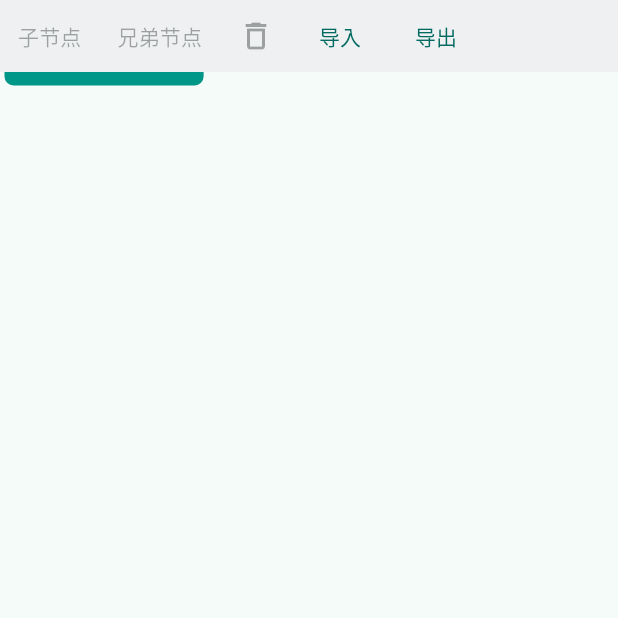
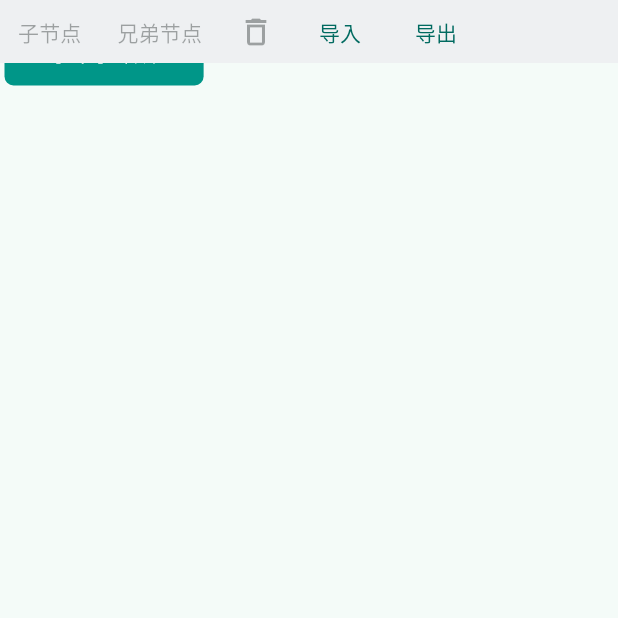
Before and after one commit to qinshah/mind_map_editor, a Flutter app: the screen it shows after launch, after a tap on "导入", on a phone screen of 412 x 824 dp, the top half of it. Run offline on Flutter 3.47's test engine with Material 3 defaults, Android fonts, the phone set to English and light mode, and no system bars; our stand-ins replace share_plus; missing offline and left inert: file_selector.

Commit message:
refactor(editor): 重构编辑器状态管理与视图结构
- 移除顶层 Provider，直接在 EditorView 中初始化 EditorNotifier
- 新增 MyTCntlr 类用于自定义变换控制逻辑
- 优化 EditorHub 的构建逻辑与参数传递
- 更新 EditorView 中的 InteractiveViewer 配置与边界处理
- 调整 EditorNotifier 中的尺寸更新逻辑，使用 addPostFrameCallback
- 修改 MindMapCntlr 在编辑完成时通知监听者
- 统一 NodeWidget 构建方式，调整相关类型定义
- 优化 EditorHub 中顶部工具栏的高度设置与定位
- 更新 EditorNotifier 中的 TransformationController 实例类型
- 调整 EditorView 中的 MultiProvider 结构以支持多状态共享

```diff
--- a/lib/app.dart
+++ b/lib/app.dart
@@ -1,7 +1,5 @@
 import 'package:flutter/material.dart';
-import 'package:mind_map_editor/module/editor/editor_notifier.dart';
 import 'package:mind_map_editor/module/editor/view/editor_view.dart';
-import 'package:provider/provider.dart';
 
 class App extends StatelessWidget {
   const App({super.key});
@@ -12,10 +10,7 @@ class App extends StatelessWidget {
     // final fTheme = FThemes.blue.light;
     // final fDarkTheme = FThemes.blue.dark;
     return MaterialApp(
-      home: ChangeNotifierProvider(
-        create: (_) => EditorNotifier(),
-        child: EditorView(),
-      ),
+      home: EditorView(),
       builder: (context, child) {
         return Scaffold(appBar: AppBar(toolbarHeight: 0), body: child);
       },
--- a/lib/module/editor/editor_notifier.dart
+++ b/lib/module/editor/editor_notifier.dart
@@ -7,11 +7,12 @@ import 'package:mind_map_editor/function/file_manager.dart';
 import 'package:mind_map_editor/module/editor/editor_state.dart';
 import 'package:file_selector/file_selector.dart';
 import 'package:mind_map_editor/data_model/xmind.dart';
+import 'package:mind_map_editor/module/editor/my_t_cntlr.dart';
 import 'package:share_plus/share_plus.dart';
 
 class EditorNotifier extends ChangeNotifier {
   final state = EditorState();
-  final tCntlr = TransformationController();
+  final tCntlr = MyTCntlr();
 
   void updateScale(_) {
     final scale = (tCntlr.value.getMaxScaleOnAxis() * 100).round();
@@ -65,10 +66,11 @@ class EditorNotifier extends ChangeNotifier {
     Share.shareXFiles([XFile(tempMindPath)]);
   }
 
-  Future<void> updateMindMapSize(Size value) async {
-    await Future.delayed(Durations.medium1); // 防止build未结束就rebuild
-    notifyListeners();
-    state.mindMapSize = value;
+  void updateMapSize(Size value) {
+    WidgetsBinding.instance.addPostFrameCallback((_) {
+      notifyListeners();
+      state.mapSize = value;
+    });
   }
 
   Future<void> save() async {
--- a/lib/module/editor/editor_state.dart
+++ b/lib/module/editor/editor_state.dart
@@ -11,7 +11,7 @@ class EditorState {
 
   late Offset origin = Offset.zero;
 
-  Size mindMapSize = Size.zero;
+  Size mapSize = Size.zero;
 
   final minScale = 0.2;
 
--- /dev/null
+++ b/lib/module/editor/my_t_cntlr.dart
@@ -0,0 +1,42 @@
+import 'package:flutter/widgets.dart';
+
+class MyTCntlr extends TransformationController {
+  Size viewportSize = Size.zero;
+  final double minScale;
+  final double maxScale;
+
+  MyTCntlr({this.minScale = 0.1, this.maxScale = 6})
+    : assert(minScale > 0),
+      assert(maxScale > minScale);
+
+  /// 重置(恢复为单位矩阵)
+  void reset() => value = Matrix4.identity();
+
+  /// 平移
+  void move(Offset offset) {
+    value = value.clone()..translate(offset.dx, offset.dy);
+  }
+
+  /// 获取当前缩放倍数
+  double getCurScale() => value.getMaxScaleOnAxis();
+
+  /// 缩放至
+  void zoomTo(double targetScale) {
+    targetScale = targetScale.clamp(minScale, maxScale);
+    // 1. 拿到 viewport 中心对应的逻辑坐标
+    final Offset viewerCenter = Offset(
+      viewportSize.width / 2,
+      viewportSize.height / 2,
+    );
+    final Offset canvasCenter = toScene(viewerCenter); // 关键：映射到子树坐标系
+    final double ratio = targetScale / getCurScale(); // 关键：只乘一次
+    // 2. 以 canvasCenter 为中心做缩放
+    value = value.clone()
+      ..translate(canvasCenter.dx, canvasCenter.dy)
+      ..scale(ratio)
+      ..translate(-canvasCenter.dx, -canvasCenter.dy);
+  }
+
+  /// 按倍数缩放
+  void zoomIn({double scale = 1.5}) => zoomTo(getCurScale() * scale);
+}
--- a/lib/module/editor/view/editor_hub.dart
+++ b/lib/module/editor/view/editor_hub.dart
@@ -1,24 +1,19 @@
 import 'package:flutter/material.dart';
+import 'package:mind_map_editor/data_model/xmind.dart';
 import 'package:mind_map_editor/module/editor/editor_notifier.dart';
 import 'package:mind_map_editor/module/mind_map/mind_map_cntlr.dart';
 import 'package:provider/provider.dart';
 
 class EditorHub extends StatelessWidget {
-  const EditorHub(this.mindMap, {super.key});
+  const EditorHub({super.key, this.barHeight = 42});
 
-  final MindMapCntlr mindMap;
+  final double barHeight;
 
   @override
   Widget build(BuildContext context) {
     final theme = Theme.of(context);
-    final notifier = context.watch<EditorNotifier>();
-    final state = notifier.state;
-    return FocusScope(
-      canRequestFocus: false,
-      child: ListenableBuilder(
-        listenable: mindMap,
-        builder: (context, _) {
-          final focusedNode = mindMap.focusedNode();
+    final editor = context.watch<EditorNotifier>();
+    final state = editor.state;
     return Stack(
       alignment: Alignment.center,
       children: [
@@ -26,11 +21,18 @@ class EditorHub extends StatelessWidget {
           top: 0,
           left: 0,
           right: 0,
+          height: barHeight,
           child: ColoredBox(
             color: theme.appBarTheme.backgroundColor!,
             child: SingleChildScrollView(
               scrollDirection: Axis.horizontal,
-                    child: Row(
+              child: FocusScope(
+                canRequestFocus: false,
+                child: Builder(
+                  builder: (context) {
+                    final mindMap = context.watch<MindMapCntlr<XNode>>();
+                    final focusedNode = mindMap.focusedNode();
+                    return Row(
                       children: [
                         TextButton(
                           onPressed: focusedNode == null
@@ -54,16 +56,19 @@ class EditorHub extends StatelessWidget {
                               : null,
                           icon: Icon(Icons.delete_outline),
                         ),
-                        TextButton(onPressed: notifier.import, child: Text('导入')),
-                        TextButton(onPressed: notifier.export, child: Text('导出')),
+                        TextButton(onPressed: editor.import, child: Text('导入')),
+                        TextButton(onPressed: editor.export, child: Text('导出')),
                       ],
+                    );
+                  },
+                ),
               ),
             ),
           ),
         ),
         if (state.scaleHubTimer.isActive)
           Positioned(
-                  top: 50,
+            top: barHeight,
             child: Card(
               color: theme.cardColor.withAlpha(91),
               child: Padding(
@@ -74,8 +79,5 @@ class EditorHub extends StatelessWidget {
           ),
       ],
     );
-        },
-      ),
-    );
   }
 }
--- a/lib/module/editor/view/editor_view.dart
+++ b/lib/module/editor/view/editor_view.dart
@@ -18,72 +18,80 @@ class EditorView extends StatefulWidget {
 }
 
 class _EditorViewState extends State<EditorView> {
-  late EditorNotifier _editor;
-  late final _mindMapCntlr = MindMapCntlr<XNode>(
+  final _editor = EditorNotifier();
+  late final _mindMap = MindMapCntlr<XNode>(
     onNodeChanged: (_) => _editor.save(),
     newNodeBuilder: () => XNode.newInsert(),
-    editDialogBuilder: (XNode value) {
-      // _mindMapCntlr.showEditDialog(value);
-    },
+    editDialogBuilder: (XNode value) {},
   );
 
   @override
   void initState() {
-    context.read<EditorNotifier>().loadSavedMindMap();
-    HardwareKeyboard.instance.addHandler(_mindMapCntlr.onKeyEvent);
+    _editor.loadSavedMindMap();
+    HardwareKeyboard.instance.addHandler(_mindMap.onKeyEvent);
     super.initState();
   }
 
   @override
   void dispose() {
-    HardwareKeyboard.instance.removeHandler(_mindMapCntlr.onKeyEvent);
+    HardwareKeyboard.instance.removeHandler(_mindMap.onKeyEvent);
     super.dispose();
   }
 
+  final barHeight = 42.0;
+
   @override
   Widget build(BuildContext context) {
-    _editor = context.watch<EditorNotifier>();
-    final state = _editor.state;
-    return Stack(
+    return MultiProvider(
+      providers: [
+        ChangeNotifierProvider.value(value: _mindMap),
+        ChangeNotifierProvider.value(value: _editor),
+      ],
+      child: Stack(
         children: [
           LayoutBuilder(
             builder: (context, constraints) {
-            final logicSize = constraints.biggest / state.minScale;
-            final hMargin = (logicSize.width - state.mindMapSize.width) / 2;
-            final vMargin = (logicSize.height - state.mindMapSize.height) / 2;
+              final logicSize = constraints.biggest / _editor.state.minScale;
+              final h = (logicSize.width - _editor.state.mapSize.width) / 2;
+              final v = (logicSize.height - _editor.state.mapSize.height) / 2;
+              final rootNode = context.select<EditorNotifier, XNode>((value) {
+                return value.state.xmind.root;
+              });
               return InteractiveViewer.builder(
                 onInteractionUpdate: _editor.updateScale,
                 transformationController: _editor.tCntlr,
-              minScale: state.minScale,
-              maxScale: state.maxScale,
+                minScale: _editor.state.minScale,
+                maxScale: _editor.state.maxScale,
                 // 让最小倍数时刚好填满视口
-              boundaryMargin: EdgeInsets.symmetric(
-                horizontal: hMargin > 0 ? hMargin : 0,
-                vertical: vMargin > 0 ? vMargin : 0,
+                boundaryMargin: EdgeInsets.fromLTRB(
+                  h.clamp(0, 1 / 0),
+                  v.clamp(barHeight / _editor.state.minScale, 1 / 0),
+                  h.clamp(0, 1 / 0),
+                  v.clamp(0, 1 / 0),
                 ),
-              builder: (context, _) => SizeChangeNotifier(
-                onSizeChange: _editor.updateMindMapSize,
-                child: FocusScope(
+                builder: (context, _) {
+                  return SizeChangeNotifier(
+                    onSizeChange: _editor.updateMapSize,
                     child: MindMap<XNode>.root(
-                    state.xmind.root,
-                    cntlr: _mindMapCntlr,
-                    key: ValueKey(state.xmind.hashCode),
+                      rootNode,
+                      cntlr: _mindMap,
                       nodeWidgetBuilder: (node, path) {
                         return NodeWidget(
                           node,
                           theme: _buildNodeTheme(path),
-                        cntlr: _mindMapCntlr,
+                          cntlr: _mindMap,
                         );
                       },
                       themeBuilder: _buildTheme,
                     ),
-                ),
-              ),
+                  );
+                },
               );
             },
           ),
-        EditorHub(_mindMapCntlr),
+          EditorHub(barHeight: barHeight),
         ],
+      ),
     );
   }
 
--- a/lib/module/mind_map/mind_map_cntlr.dart
+++ b/lib/module/mind_map/mind_map_cntlr.dart
@@ -38,6 +38,7 @@ class MindMapCntlr<Node extends MindMapNode> extends ChangeNotifier {
   Future<void> showEditDialog(BuildContext context, Widget dialog) async {
     _state.editingContext = context;
     await showDialog(context: context, builder: (_) => dialog);
+    notifyListeners();
     _state.editingContext = null;
   }
 
--- a/lib/module/mind_map/view/mind_map.dart
+++ b/lib/module/mind_map/view/mind_map.dart
@@ -4,10 +4,9 @@ import 'package:flutter/rendering.dart';
 import 'package:mind_map_editor/data_model/mind_map_node.dart';
 import 'package:mind_map_editor/data_model/mind_map_theme.dart';
 import 'package:mind_map_editor/module/mind_map/mind_map_cntlr.dart';
-import 'package:mind_map_editor/module/mind_map/view/node_widget.dart';
 
 typedef NodeBuilder<T extends MindMapNode> =
-    NodeWidget Function(T node, List<int> path);
+    Widget Function(T node, List<int> path);
 
 typedef ThemeBuilder = MindMapTheme Function(List<int> path);
 
@@ -23,7 +22,7 @@ class MindMap<T extends MindMapNode> extends StatelessWidget {
 
   const MindMap.root(
     this.node, {
-    required super.key,
+     super.key,
     required this.nodeWidgetBuilder,
     required this.cntlr,
     required this.themeBuilder,
@@ -128,7 +127,7 @@ class RenderMindMapWidget extends MultiChildRenderObjectWidget {
   @override
   List<Widget> get children => [nodeWidget, expandButton, ...subtrees];
 
-  final NodeWidget nodeWidget;
+  final Widget nodeWidget;
 
   final Widget expandButton;
 
```
Lines whose indentation alone changed are shown as unchanged.
